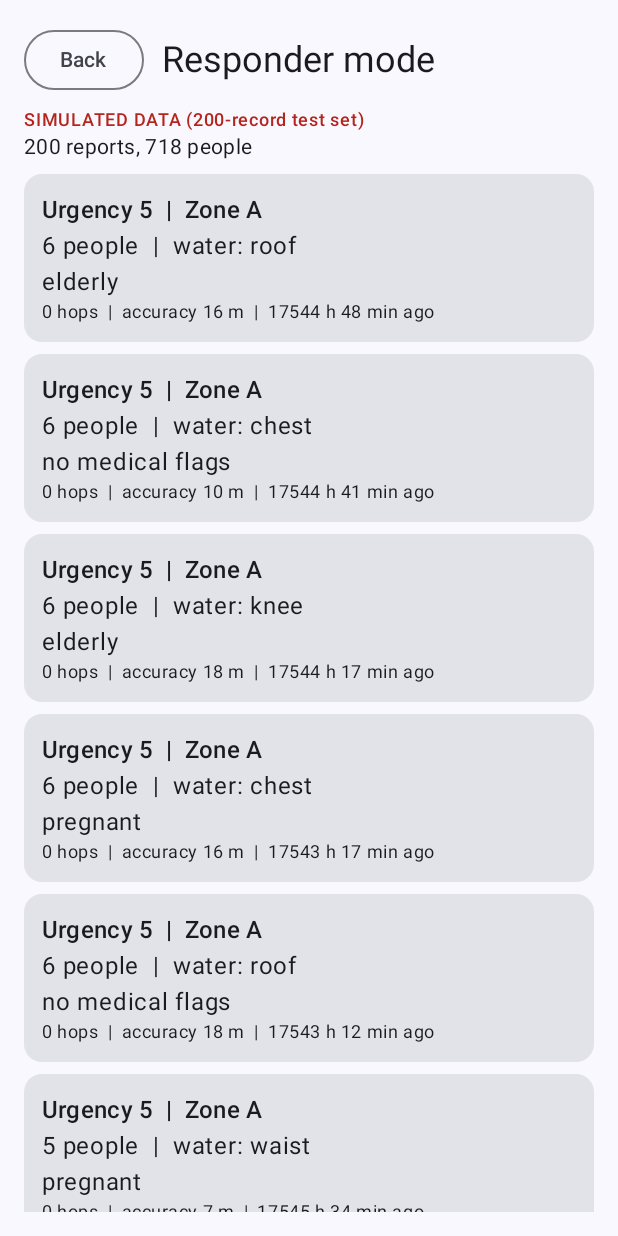
After one commit to alanfrancis765/ResQEdgeLite, an Android app built with Jetpack Compose: the composable ResponderScreen shown on its own in the app's theme, on a phone screen of 412 x 824 dp. The commit adds this screen. Run offline under Robolectric (Android 15) with nearby library versions, the light colour scheme and no system bars.

Commit message:
Implement Phase 0: Responder screen, simulated report model, synthetic test dataset, and MainActivity navigation

```diff
--- /dev/null
+++ b/android/app/src/main/java/com/resqedge/lite/model/SimulatedReport.kt
@@ -0,0 +1,42 @@
+package com.resqedge.lite.model
+
+/** Temporary model for Phase 0. Replaced later by data decoded from SosPacket. */
+data class SimulatedReport(
+    val packetId: Long,
+    val lat: Double,
+    val lon: Double,
+    val accuracyM: Int,
+    val headcount: Int,
+    val medicalFlags: Int,
+    val waterLevel: Int,
+    val urgency: Int,
+    val timestamp: Long,
+    val hopCount: Int,
+    val area: String
+) {
+    companion object {
+        /** CSV columns: packet_id,sender_id,lat,lon,accuracy_m,headcount,
+         *  medical_flags,water_level,urgency,timestamp,ttl,hop_count,area */
+        fun fromCsvLine(line: String): SimulatedReport? {
+            val c = line.split(",")
+            if (c.size < 12) return null
+            return try {
+                SimulatedReport(
+                    packetId = c[0].trim().toLong(),
+                    lat = c[2].trim().toDouble(),
+                    lon = c[3].trim().toDouble(),
+                    accuracyM = c[4].trim().toInt(),
+                    headcount = c[5].trim().toInt(),
+                    medicalFlags = c[6].trim().toInt(),
+                    waterLevel = c[7].trim().toInt(),
+                    urgency = c[8].trim().toInt(),
+                    timestamp = c[9].trim().toLong(),
+                    hopCount = c[11].trim().toInt(),
+                    area = if (c.size >= 13) c[12].trim() else "Zone A"
+                )
+            } catch (e: NumberFormatException) {
+                null
+            }
+        }
+    }
+}
--- /dev/null
+++ b/android/app/src/main/java/com/resqedge/lite/ui/responder/ResponderScreen.kt
@@ -0,0 +1,123 @@
+package com.resqedge.lite.ui.responder
+
+import android.content.Context
+import androidx.compose.foundation.layout.Arrangement
+import androidx.compose.foundation.layout.Column
+import androidx.compose.foundation.layout.Row
+import androidx.compose.foundation.layout.Spacer
+import androidx.compose.foundation.layout.fillMaxSize
+import androidx.compose.foundation.layout.fillMaxWidth
+import androidx.compose.foundation.layout.height
+import androidx.compose.foundation.layout.padding
+import androidx.compose.foundation.layout.width
+import androidx.compose.foundation.lazy.LazyColumn
+import androidx.compose.foundation.lazy.items
+import androidx.compose.material3.Card
+import androidx.compose.material3.MaterialTheme
+import androidx.compose.material3.OutlinedButton
+import androidx.compose.material3.Text
+import androidx.compose.runtime.Composable
+import androidx.compose.runtime.remember
+import androidx.compose.ui.Alignment
+import androidx.compose.ui.Modifier
+import androidx.compose.ui.platform.LocalContext
+import androidx.compose.ui.unit.dp
+import com.resqedge.lite.model.SimulatedReport
+
+private val WATER = listOf("ankle", "knee", "waist", "chest", "roof")
+
+private fun medicalText(flags: Int): String {
+    val names = buildList {
+        if ((flags and 1) != 0) add("injured")
+        if ((flags and 2) != 0) add("elderly")
+        if ((flags and 4) != 0) add("infant")
+        if ((flags and 8) != 0) add("medication")
+        if ((flags and 16) != 0) add("pregnant")
+    }
+    return if (names.isEmpty()) "no medical flags" else names.joinToString(", ")
+}
+
+private fun agoText(timestamp: Long, nowSec: Long): String {
+    val m = ((nowSec - timestamp) / 60).toInt().coerceAtLeast(0)
+    return if (m >= 60) "${m / 60} h ${m % 60} min ago" else "$m min ago"
+}
+
+private fun fallbackReports(): List<SimulatedReport> {
+    val now = System.currentTimeMillis() / 1000
+    return listOf(
+        SimulatedReport(1, 9.40, 76.40, 10, 6, 3, 3, 4, now - 1200, 1, "Kuttanad"),
+        SimulatedReport(2, 9.32, 76.61, 15, 2, 4, 2, 3, now - 2400, 0, "Chengannur"),
+        SimulatedReport(3, 10.11, 76.35, 8, 9, 1, 4, 5, now - 600, 2, "Aluva"),
+        SimulatedReport(4, 10.31, 76.33, 20, 4, 0, 1, 1, now - 5400, 3, "Chalakudy"),
+        SimulatedReport(5, 9.38, 76.78, 12, 3, 8, 3, 3, now - 900, 1, "Ranni")
+    )
+}
+
+private fun loadReports(context: Context): Pair<List<SimulatedReport>, Boolean> {
+    return try {
+        val lines = context.assets.open("synthetic_sos_200.csv")
+            .bufferedReader().readLines().drop(1)
+        val parsed = lines.mapNotNull { SimulatedReport.fromCsvLine(it) }
+        if (parsed.isEmpty()) Pair(fallbackReports(), true) else Pair(parsed, false)
+    } catch (e: Exception) {
+        Pair(fallbackReports(), true)
+    }
+}
+
+@Composable
+fun ResponderScreen(onBack: () -> Unit) {
+    val context = LocalContext.current
+    val nowSec = remember { System.currentTimeMillis() / 1000 }
+    val loaded = remember { loadReports(context) }
+    val usingFallback = loaded.second
+    // Simple sort for the skeleton. Real scoring comes in the scoring item.
+    val reports = remember {
+        loaded.first.sortedWith(
+            compareByDescending<SimulatedReport> { it.urgency }
+                .thenByDescending { it.headcount }
+        )
+    }
+
+    Column(
+        modifier = Modifier
+            .fillMaxSize()
+            .padding(16.dp)
+    ) {
+        Row(verticalAlignment = Alignment.CenterVertically) {
+            OutlinedButton(onClick = onBack) { Text("Back") }
+            Spacer(Modifier.width(12.dp))
+            Text("Responder mode", style = MaterialTheme.typography.headlineSmall)
+        }
+        Spacer(Modifier.height(8.dp))
+        Text(
+            if (usingFallback) "SIMULATED DATA (built-in sample, CSV not found)"
+            else "SIMULATED DATA (200-record test set)",
+            style = MaterialTheme.typography.labelMedium,
+            color = MaterialTheme.colorScheme.error
+        )
+        Text(
+            "${reports.size} reports, ${reports.sumOf { it.headcount }} people",
+            style = MaterialTheme.typography.bodyMedium
+        )
+        Spacer(Modifier.height(8.dp))
+
+        LazyColumn(verticalArrangement = Arrangement.spacedBy(8.dp)) {
+            items(reports, key = { it.packetId }) { r ->
+                Card(modifier = Modifier.fillMaxWidth()) {
+                    Column(modifier = Modifier.padding(12.dp)) {
+                        Text(
+                            "Urgency ${r.urgency}  |  ${r.area}",
+                            style = MaterialTheme.typography.titleMedium
+                        )
+                        Text("${r.headcount} people  |  water: ${WATER.getOrElse(r.waterLevel) { "?" }}")
+                        Text(medicalText(r.medicalFlags))
+                        Text(
+                            "${r.hopCount} hops  |  accuracy ${r.accuracyM} m  |  ${agoText(r.timestamp, nowSec)}",
+                            style = MaterialTheme.typography.bodySmall
+                        )
+                    }
+                }
+            }
+        }
+    }
+}
```
Also changed, not shown: android/app/src/main/assets/synthetic_sos_200.csv (added, +201 -0 lines), android/app/src/main/java/com/resqedge/lite/MainActivity.kt (+68 -15 lines), 1 other file.
